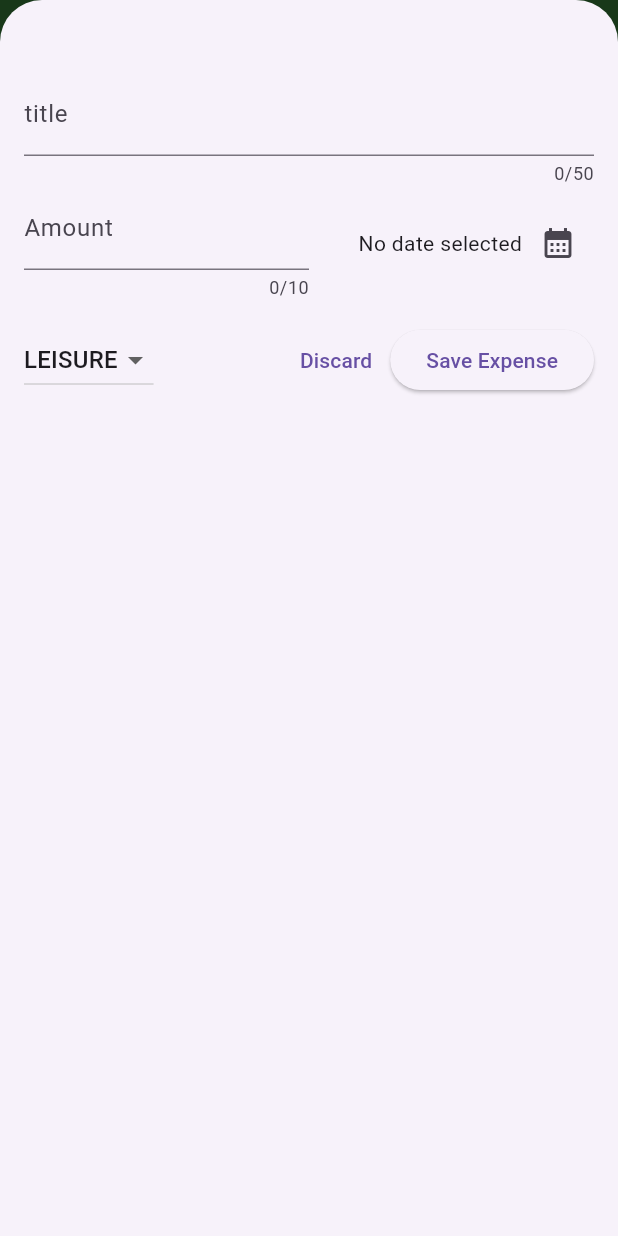
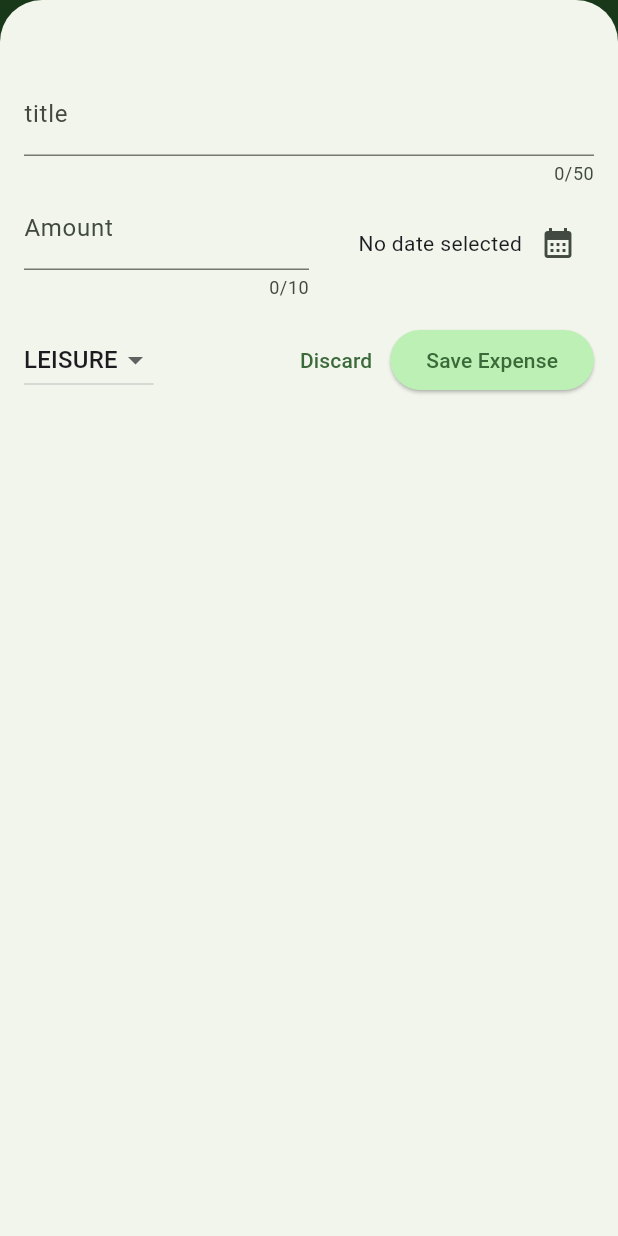
Before and after one commit to SassaroCristian/expenses_tracker_flutter, a Flutter app: the screen it shows after launch, after a tap on the "add" icon, on a phone screen of 412 x 824 dp. Run offline on Flutter 3.47's test engine with Material 3 defaults, Android fonts, the light colour scheme and no system bars.

Commit message:
added varius style changes

```diff
--- a/lib/main.dart
+++ b/lib/main.dart
@@ -1,10 +1,55 @@
 import 'package:flutter/material.dart';
 import 'package:expenses_tracker_flutter/widgets/expenses.dart';
 
+var kColorScheme = ColorScheme.fromSeed(seedColor: Colors.green);
+var kDarkColorScheme = ColorScheme.fromSeed(
+  seedColor: const Color.fromARGB(255, 0, 131, 41),
+  brightness: Brightness.dark,
+);
+
 void main() {
   runApp(
-    const MaterialApp(
-      home: Expenses(),
+    MaterialApp(
+      darkTheme: ThemeData.dark().copyWith(
+        colorScheme: kDarkColorScheme,
+        cardTheme: const CardTheme().copyWith(
+          color: kDarkColorScheme.primaryContainer,
+          margin: const EdgeInsets.symmetric(
+            horizontal: 16,
+            vertical: 6,
+          ),
+        ),
+        elevatedButtonTheme: ElevatedButtonThemeData(
+          style: ElevatedButton.styleFrom(
+            backgroundColor: kDarkColorScheme.primaryContainer,
+          ),
+        ),
+      ),
+      theme: ThemeData().copyWith(
+        colorScheme: kColorScheme,
+        appBarTheme: const AppBarTheme().copyWith(
+          backgroundColor: kColorScheme.onPrimaryContainer,
+          foregroundColor: kColorScheme.primaryContainer,
+        ),
+        cardTheme: const CardTheme().copyWith(
+          color: kColorScheme.primaryContainer,
+          margin: const EdgeInsets.symmetric(horizontal: 16, vertical: 6),
+        ),
+        elevatedButtonTheme: ElevatedButtonThemeData(
+          style: ElevatedButton.styleFrom(
+            backgroundColor: kColorScheme.primaryContainer,
+          ),
+        ),
+        textTheme: ThemeData().textTheme.copyWith(
+              titleLarge: TextStyle(
+                fontWeight: FontWeight.bold,
+                fontSize: 23,
+                color: kColorScheme.onSecondaryContainer,
+              ),
+            ),
+      ),
+      // themeMode: ThemeMode.system, It's like this by default
+      home: const Expenses(),
     ),
   );
 }
--- a/lib/models/expense.dart
+++ b/lib/models/expense.dart
@@ -68,3 +68,22 @@ class Expense {
     return formatter.format(date);
   }
 }
+
+class ExpenseBucket {
+  const ExpenseBucket({
+    required this.category,
+    required this.expenses,
+  });
+
+  final Category category;
+  final List<Expense> expenses;
+
+  double get totalExpenses {
+    double sum = 0;
+
+    for (final expense in expenses) {
+      sum += expense.amount;
+    }
+    return sum;
+  }
+}
--- a/lib/widgets/expenses_list/expense_item.dart
+++ b/lib/widgets/expenses_list/expense_item.dart
@@ -15,9 +15,14 @@ class ExpenseItem extends StatelessWidget {
           vertical: 16,
         ),
         child: Column(
+          crossAxisAlignment: CrossAxisAlignment.start,
           children: [
             Text(
-              expense.title,
+              expense.title.toUpperCase(),
+              style: const TextStyle(
+                fontWeight: FontWeight.bold,
+                fontSize: 20,
+              ),
             ),
             const SizedBox(
               height: 4,
@@ -26,6 +31,9 @@ class ExpenseItem extends StatelessWidget {
               children: [
                 Text(
                   '\$ ${expense.amount.toStringAsFixed(2)}',
+                  style: const TextStyle(
+                    fontSize: 18,
+                  ),
                 ),
                 const Spacer(),
                 Row(
--- a/lib/widgets/expenses_list/expenses_list.dart
+++ b/lib/widgets/expenses_list/expenses_list.dart
@@ -18,6 +18,18 @@ class ExpensesList extends StatelessWidget {
     return ListView.builder(
       itemCount: expenses.length,
       itemBuilder: (ctx, index) => Dismissible(
+        background: Container(
+          color: Colors.red,
+          // margin: EdgeInsets.symmetric(
+          //   horizontal: Theme.of(context).cardTheme.margin!.horizontal,
+          // ),
+          margin: const EdgeInsets.symmetric(horizontal: 0, vertical: 6),
+          child: const Icon(
+            Icons.delete,
+            color: Colors.white,
+            size: 50,
+          ),
+        ),
         key: ValueKey(expenses[index]),
         onDismissed: (direction) {
           onRemoveExpense(expenses[index]);
```
